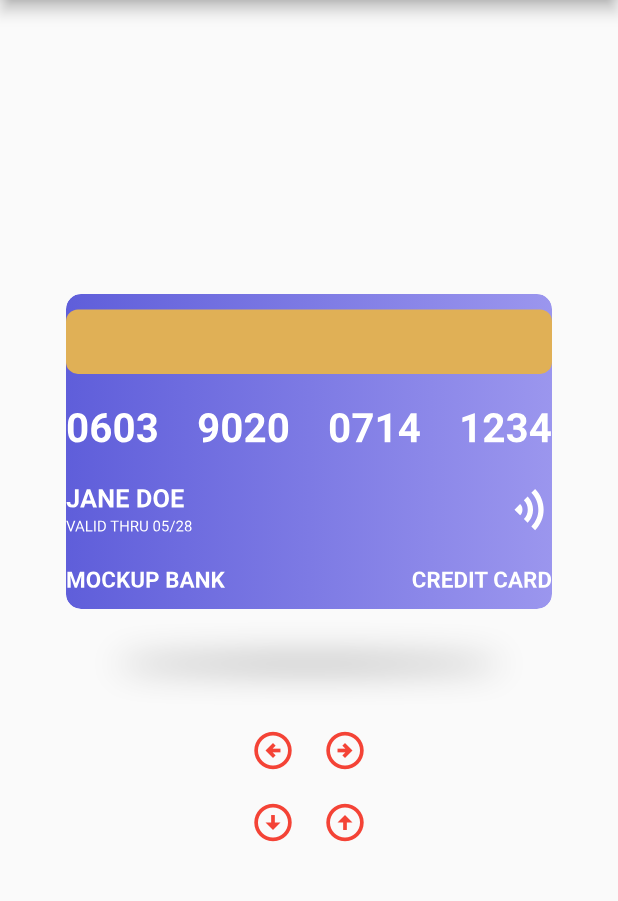
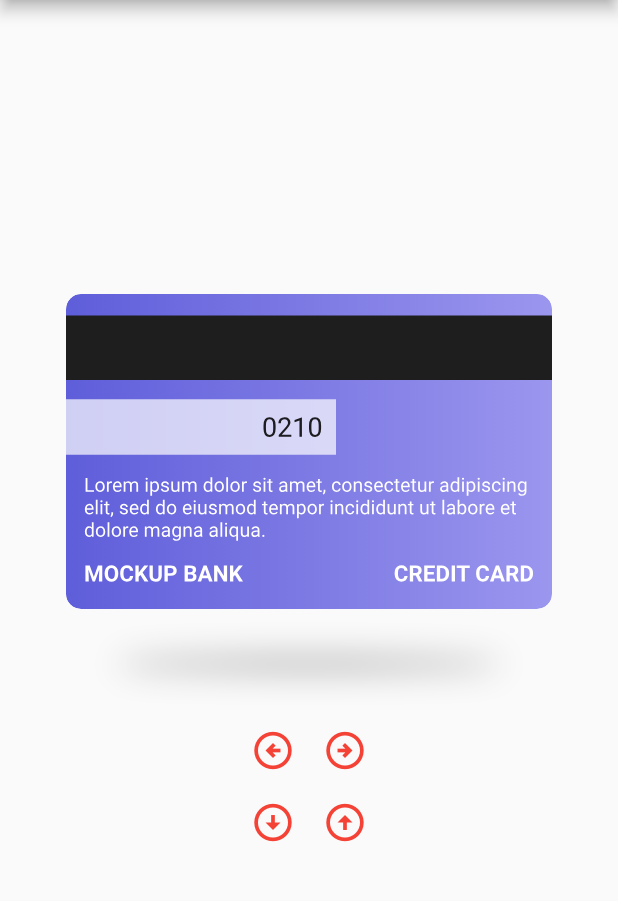
Before and after one commit to chrisbinsunny/flippy, a Flutter app: the screen it shows after launch, after a tap on the "arrow circle left" icon, on a phone screen of 412 x 824 dp, the part 84-985 px from its top. Run offline on Flutter 3.47's test engine with Material 2 defaults, Android fonts, the phone set to English and light mode, and no system bars.

Commit message:
Update main.dart

```diff
--- a/example/lib/main.dart
+++ b/example/lib/main.dart
@@ -56,7 +56,9 @@ class _MyHomePageState extends State<MyHomePage> {
                   Color(0xff5f5eda),
                 ]
               ),
-              padding: EdgeInsets.zero,
+              padding: const EdgeInsets.symmetric(
+                vertical: 8,
+              ),
               height: 210,
               showShadow: true
             ),
@@ -130,7 +132,9 @@ class FrontWidget extends StatelessWidget {
 
   @override
   Widget build(BuildContext context) {
-    return Column(
+    return Padding(
+      padding: const EdgeInsets.symmetric(horizontal: 12),
+      child: Column(
         crossAxisAlignment: CrossAxisAlignment.start,
         mainAxisAlignment: MainAxisAlignment.spaceAround,
         children: [
@@ -248,6 +252,7 @@ class FrontWidget extends StatelessWidget {
             ],
           ),
         ],
+      ),
     );
   }
 }
@@ -264,85 +269,37 @@ class BackWidget extends StatelessWidget {
         Container(
           width: double.infinity,
           height: 43,
-          decoration: BoxDecoration(
-              color: const Color(0xffe0b056),
-              borderRadius: BorderRadius.circular(8)
+          decoration: const BoxDecoration(
+              color: Color(0xff1f1e1e),
           ),
         ),
-        Row(
-          mainAxisAlignment: MainAxisAlignment.spaceBetween,
-          children: const [
-            Text(
-              "0603",
+        Container(
+          width: 180,
+          height: 37,
+          alignment: Alignment.centerRight,
+          decoration: const BoxDecoration(
+            color: Colors.white70,
+          ),
+          child: Text(
+            "0210  ",
             style: TextStyle(
-                  fontSize: 27,
-                  color: Colors.white,
-                  fontWeight: FontWeight.bold
+              fontSize: 18
             ),
+          )
         ),
-            Text(
-              "9020",
+        Padding(
+          padding: const EdgeInsets.symmetric(horizontal: 12),
+          child: Text(
+            "Lorem ipsum dolor sit amet, consectetur adipiscing elit, sed do eiusmod tempor incididunt ut labore et dolore magna aliqua. ",
             style: TextStyle(
-                  fontSize: 27,
-                  color: Colors.white,
-                  fontWeight: FontWeight.bold
-              ),
-            ),Text(
-              "0714",
-              style: TextStyle(
-                  fontSize: 27,
-                  color: Colors.white,
-                  fontWeight: FontWeight.bold
-              ),
-            ),Text(
-              "1234",
-              style: TextStyle(
-                  fontSize: 27,
-                  color: Colors.white,
-                  fontWeight: FontWeight.bold
-              ),
-            ),
-          ],
-        ),
-        Row(
-          mainAxisAlignment: MainAxisAlignment.spaceBetween,
-          children: [
-            Column(
-              crossAxisAlignment: CrossAxisAlignment.start,
-              mainAxisAlignment: MainAxisAlignment.center,
-              children: [
-                const Text(
-                  "JANE DOE",
-                  style: TextStyle(
-                      fontSize: 17,
-                      color: Colors.white,
-                      fontWeight: FontWeight.bold
-                  ),
-                ),
-                const SizedBox(
-                  height: 3,
-                ),
-                const Text(
-                  "VALID THRU 05/28",
-                  style: TextStyle(
-                    fontSize: 10,
+                fontSize: 13,
                 color: Colors.white,
             ),
           ),
-              ],
         ),
-
-            const RotatedBox(
-              quarterTurns: 1,
-              child: Icon(
-                Icons.wifi,
-                color: Colors.white,
-                size: 30,
-              ),
-            ),
-          ],
-        ),
-        Row(
+        Padding(
+          padding: const EdgeInsets.symmetric(horizontal: 12),
+          child: Row(
             mainAxisAlignment: MainAxisAlignment.spaceBetween,
             children: const [
 
@@ -365,6 +322,7 @@ class BackWidget extends StatelessWidget {
               ),
             ],
           ),
+        ),
       ],
     );
   }
```
Lines whose indentation alone changed are shown as unchanged.
